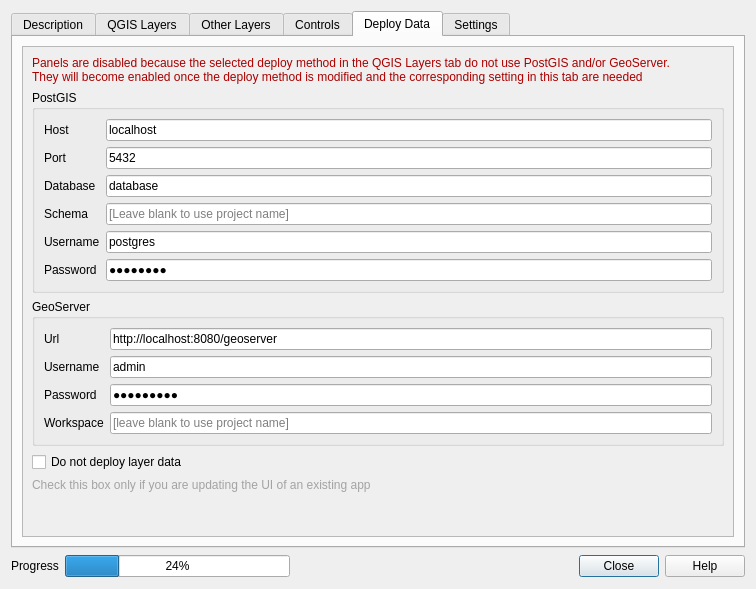
Before: the Qt Designer form webappbuilder/ui_maindialog.ui in planetfederal/qgis-webappbuilder-plugin, drawn with Qt 5.
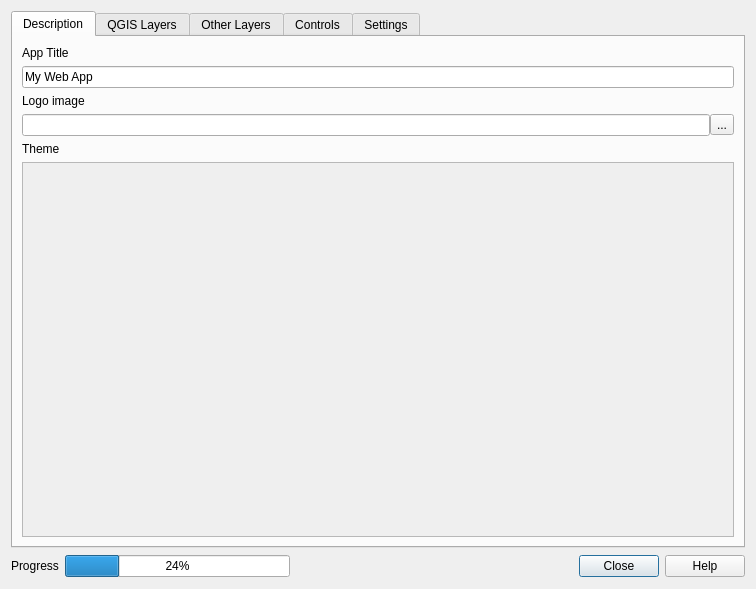
After: the same form once the commit is applied. The open tabs and pages were chosen to show the change. Custom widgets are drawn as their Qt base class.

Commit message: Remove deploy functionality

What changed in the file:
```diff
--- a/webappbuilder/ui_maindialog.ui
+++ b/webappbuilder/ui_maindialog.ui
@@ -269,243 +269,6 @@
        </item>
       </layout>
      </widget>
-     <widget class="QWidget" name="suiteTab">
-      <attribute name="title">
-       <string>Deploy Data</string>
-      </attribute>
-      <layout class="QVBoxLayout" name="verticalLayout_4">
-       <item>
-        <widget class="QScrollArea" name="scrollArea_5">
-         <property name="widgetResizable">
-          <bool>true</bool>
-         </property>
-         <widget class="QWidget" name="scrollAreaWidgetContents_6">
-          <property name="geometry">
-           <rect>
-            <x>0</x>
-            <y>0</y>
-            <width>363</width>
-            <height>527</height>
-           </rect>
-          </property>
-          <layout class="QVBoxLayout" name="verticalLayout_5">
-           <item>
-            <widget class="QLabel" name="lblDeployWarning">
-             <property name="styleSheet">
-              <string notr="true">color: rgb(170, 0, 0);</string>
-             </property>
-             <property name="text">
-              <string>Panels are disabled because the selected deploy method in the QGIS Layers tab do not use PostGIS and/or GeoServer.
-They will become enabled once the deploy method is modified and the corresponding setting in this tab are needed</string>
-             </property>
-             <property name="wordWrap">
-              <bool>true</bool>
-             </property>
-            </widget>
-           </item>
-           <item>
-            <widget class="QgsCollapsibleGroupBox" name="postgisGroupBox">
-             <property name="title">
-              <string>PostGIS</string>
-             </property>
-             <layout class="QGridLayout" name="gridLayout_10">
-              <item row="0" column="0">
-               <widget class="QLabel" name="label_13">
-                <property name="text">
-                 <string>Host</string>
-                </property>
-               </widget>
-              </item>
-              <item row="0" column="1">
-               <widget class="QLineEdit" name="postgisHostBox">
-                <property name="text">
-                 <string>localhost</string>
-                </property>
-               </widget>
-              </item>
-              <item row="1" column="0">
-               <widget class="QLabel" name="label_10">
-                <property name="text">
-                 <string>Port</string>
-                </property>
-               </widget>
-              </item>
-              <item row="1" column="1">
-               <widget class="QLineEdit" name="postgisPortBox">
-                <property name="text">
-                 <string>5432</string>
-                </property>
-               </widget>
-              </item>
-              <item row="2" column="0">
-               <widget class="QLabel" name="label_14">
-                <property name="text">
-                 <string>Database</string>
-                </property>
-               </widget>
-              </item>
-              <item row="2" column="1">
-               <widget class="QLineEdit" name="postgisDatabaseBox">
-                <property name="text">
-                 <string>database</string>
-                </property>
-               </widget>
-              </item>
-              <item row="3" column="0">
-               <widget class="QLabel" name="label_12">
-                <property name="text">
-                 <string>Schema</string>
-                </property>
-               </widget>
-              </item>
-              <item row="3" column="1">
-               <widget class="QLineEdit" name="postgisSchemaBox">
-                <property name="text">
-                 <string/>
-                </property>
-                <property name="placeholderText">
-                 <string>[Leave blank to use project name]</string>
-                </property>
-               </widget>
-              </item>
-              <item row="4" column="0">
-               <widget class="QLabel" name="label_11">
-                <property name="text">
-                 <string>Username</string>
-                </property>
-               </widget>
-              </item>
-              <item row="4" column="1">
-               <widget class="QLineEdit" name="postgisUsernameBox">
-                <property name="text">
-                 <string>postgres</string>
-                </property>
-               </widget>
-              </item>
-              <item row="5" column="0">
-               <widget class="QLabel" name="label_8">
-                <property name="text">
-                 <string>Password</string>
-                </property>
-               </widget>
-              </item>
-              <item row="5" column="1">
-               <widget class="QLineEdit" name="postgisPasswordBox">
-                <property name="text">
-                 <string>postgres</string>
-                </property>
-                <property name="echoMode">
-                 <enum>QLineEdit::Password</enum>
-                </property>
-               </widget>
-              </item>
-             </layout>
-            </widget>
-           </item>
-           <item>
-            <widget class="QgsCollapsibleGroupBox" name="geoserverGroupBox">
-             <property name="title">
-              <string>GeoServer</string>
-             </property>
-             <layout class="QGridLayout" name="gridLayout_11">
-              <item row="0" column="0">
-               <widget class="QLabel" name="label_4">
-                <property name="text">
-                 <string>Url</string>
-                </property>
-               </widget>
-              </item>
-              <item row="0" column="1">
-               <widget class="QLineEdit" name="geoserverUrlBox">
-                <property name="text">
-                 <string>http://localhost:8080/geoserver</string>
-                </property>
-               </widget>
-              </item>
-              <item row="1" column="0">
-               <widget class="QLabel" name="label_6">
-                <property name="text">
-                 <string>Username</string>
-                </property>
-               </widget>
-              </item>
-              <item row="1" column="1">
-               <widget class="QLineEdit" name="geoserverUsernameBox">
-                <property name="text">
-                 <string>admin</string>
-                </property>
-               </widget>
-              </item>
-              <item row="2" column="0">
-               <widget class="QLabel" name="label_7">
-                <property name="text">
-                 <string>Password</string>
-                </property>
-               </widget>
-              </item>
-              <item row="2" column="1">
-               <widget class="QLineEdit" name="geoserverPasswordBox">
-                <property name="text">
-                 <string>geoserver</string>
-                </property>
-                <property name="echoMode">
-                 <enum>QLineEdit::Password</enum>
-                </property>
-               </widget>
-              </item>
-              <item row="3" column="0">
-               <widget class="QLabel" name="label_5">
-                <property name="text">
-                 <string>Workspace</string>
-                </property>
-               </widget>
-              </item>
-              <item row="3" column="1">
-               <widget class="QLineEdit" name="geoserverWorkspaceBox">
-                <property name="placeholderText">
-                 <string>[leave blank to use project name]</string>
-                </property>
-               </widget>
-              </item>
-             </layout>
-            </widget>
-           </item>
-           <item>
-            <widget class="QCheckBox" name="checkBoxDeployData">
-             <property name="text">
-              <string>Do not deploy layer data</string>
-             </property>
-            </widget>
-           </item>
-           <item>
-            <widget class="QLabel" name="label_9">
-             <property name="styleSheet">
-              <string notr="true">color: rgb(163, 163, 163);</string>
-             </property>
-             <property name="text">
-              <string>Check this box only if you are updating the UI of an existing app</string>
-             </property>
-            </widget>
-           </item>
-           <item>
-            <spacer name="verticalSpacer">
-             <property name="orientation">
-              <enum>Qt::Vertical</enum>
-             </property>
-             <property name="sizeHint" stdset="0">
-              <size>
-               <width>20</width>
-               <height>28</height>
-              </size>
-             </property>
-            </spacer>
-           </item>
-          </layout>
-         </widget>
-        </widget>
-       </item>
-      </layout>
-     </widget>
      <widget class="QWidget" name="settingsTab">
       <attribute name="title">
        <string>Settings</string>
```
The commit also changes 9 other files.
